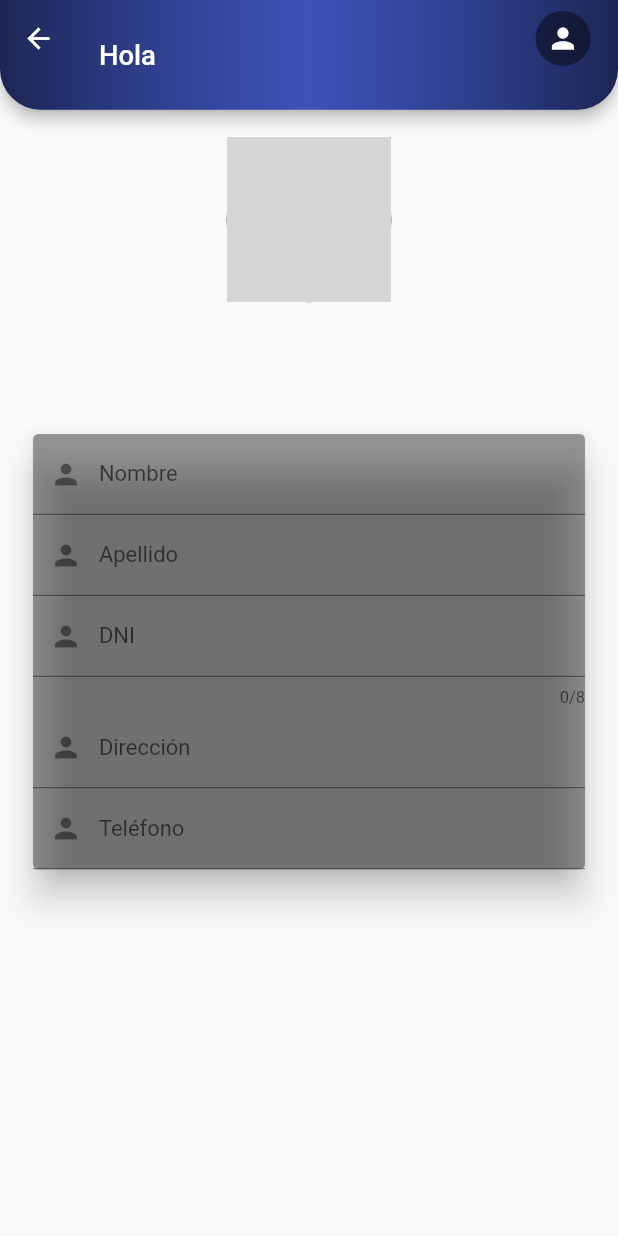
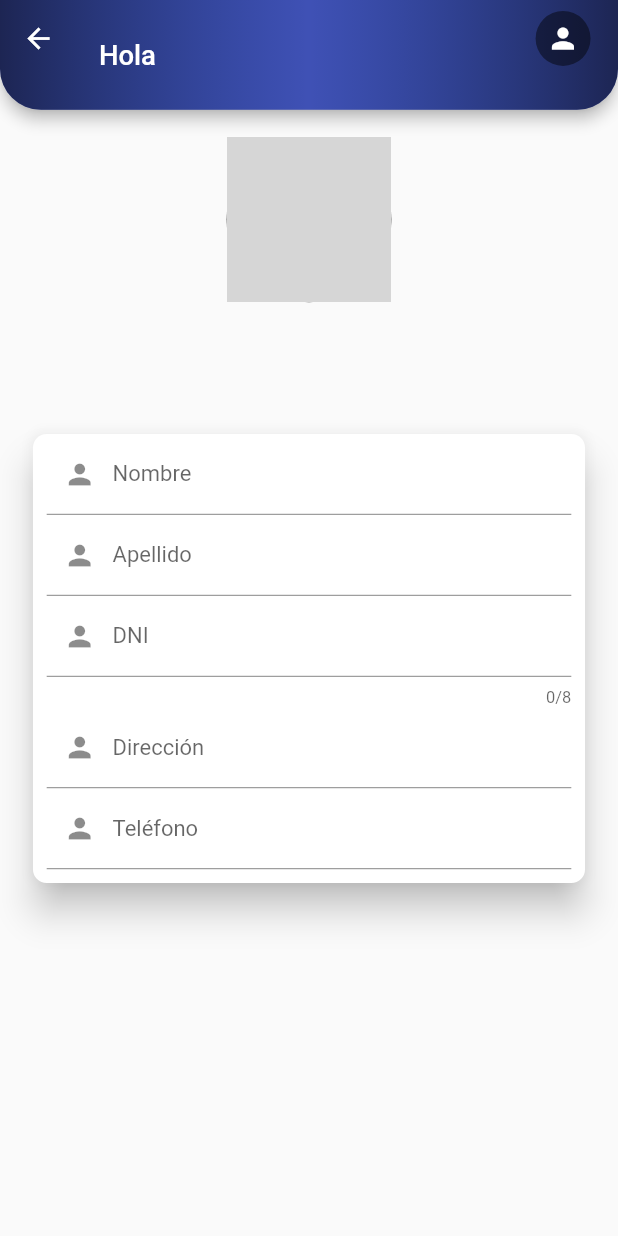
Before and after one commit to Roycho1885/tuTurnoApp, a Flutter app: the PerfilClientes screen opened directly with empty values, on a phone screen of 412 x 824 dp. Run offline on Flutter 3.47's test engine with Material 2 defaults, Android fonts, the light colour scheme and no system bars; our stand-ins replace cloud_firestore, firebase_auth, firebase_core, flutter_slidable, flutter_svg, mask_text_input_formatter and 1 more; missing offline and left inert: splash_screen_view; accounts and stored records are empty; network calls fail; grey boxes are pictures that could not be loaded.

Commit message:
Seguimos con Perfiles

```diff
--- a/lib/Paginas/perfilClientes.dart
+++ b/lib/Paginas/perfilClientes.dart
@@ -47,17 +47,25 @@ class _PerfilClientes extends State<PerfilClientes> {
             height: 20,
           ),
           Card(
+            shape: RoundedRectangleBorder(
+                borderRadius: BorderRadius.all(Radius.circular(10))),
             elevation: 10,
-            color: Colors.black38,
             child: Form(
               child: Column(
                 mainAxisAlignment: MainAxisAlignment.center,
                 children: [
-                  _crearCampoNombre(),
-                  _crearCampoApellido(),
-                  _crearCampoDni(),
-                  _crearCampoDireccion(),
-                  _crearCampoTelefono()
+                  Container(
+                    padding: EdgeInsets.only(left: 10, right:10, bottom:10),
+                    child: Column(
+                      children: [
+                        _crearCampoNombre(),
+                        _crearCampoApellido(),
+                        _crearCampoDni(),
+                        _crearCampoDireccion(),
+                        _crearCampoTelefono()
+                      ],
+                    ),
+                  ),
                 ],
               ),
             ),
```
